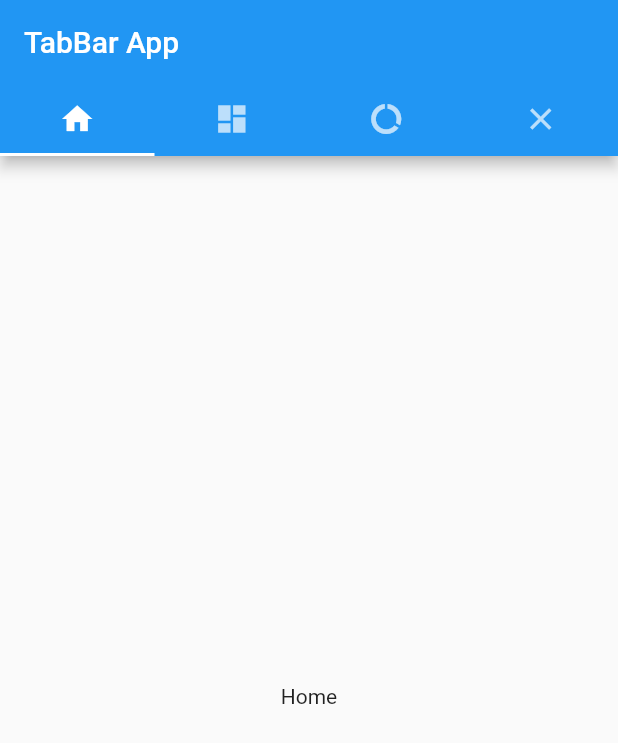
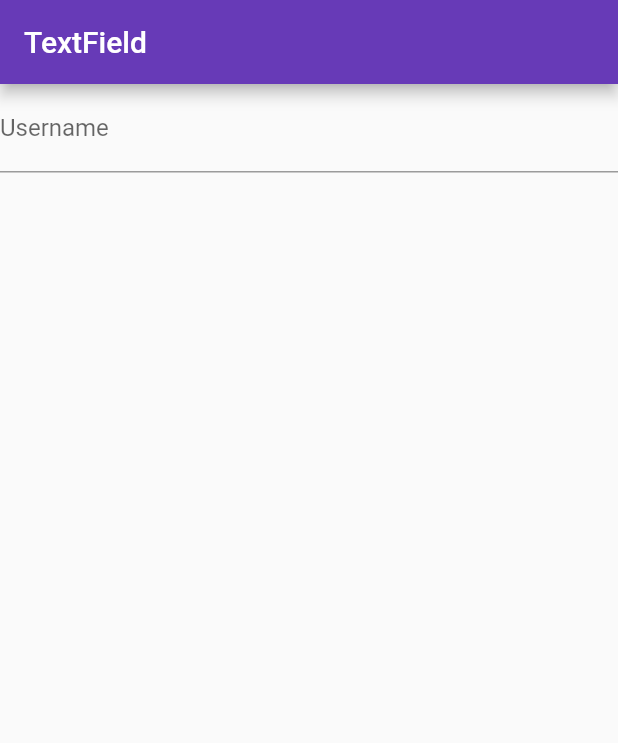
Before and after one commit to Muhamadhabib/flutter_app, a Flutter app: the screen it shows after launch, on a phone screen of 412 x 824 dp. Shown: the top 743 px of the screen. Run offline on Flutter 3.47's test engine with Material 2 defaults, Android fonts, the phone set to English and light mode, and no system bars.

Commit message:
textfield

```diff
--- a/flutter_app/lib/main.dart
+++ b/flutter_app/lib/main.dart
@@ -5,7 +5,39 @@ void main(){
 }
 class MyAp extends StatefulWidget{
   @override
-  MyStat createState() => MyStat();
+  MySta createState() => MySta();
+}
+//textfield
+class MySta extends State<MyAp>{
+  String text = '';
+  @override
+  Widget build(BuildContext context) {
+    return MaterialApp(
+      title: 'TextField',
+      home: Scaffold(
+        appBar: AppBar(
+          backgroundColor: Colors.deepPurple,
+          title: Text('TextField'),
+        ),
+        body: Column(
+          children: <Widget>[
+            TextField(
+              onChanged: (String txt){
+                setState(() {
+                  text = txt;
+                });
+              },
+              decoration: InputDecoration(
+                hintText: 'Input Username',
+                labelText: 'Username',
+              ),
+            ),
+            Text(text)
+          ],
+        ),
+      ),
+    );
+  }
 }
 //tabbar
 class MyStat extends State<MyAp> with SingleTickerProviderStateMixin{
@@ -37,7 +69,7 @@ class MyStat extends State<MyAp> with SingleTickerProviderStateMixin{
             Center(child: Text('Home'),),
             Center(child: Text('Dashboard'),),
             Center(child: Text('Data Usage'),),
-            Center(child: Text('Close'),),
+            Center(child: Text('Close '),),
           ],
         ),
       ),
```
